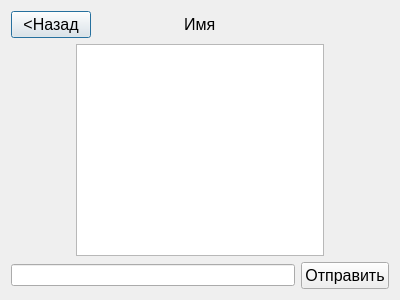
This is client/chatwindow.ui in SuzdalevAndrey/Qt-chat-C_plus_plus as Qt 5 draws it before an edit. The edited form follows.
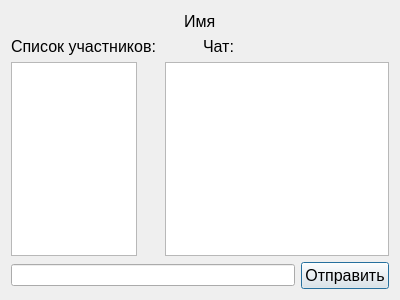
This is the edited form.

```diff
--- a/client/chatwindow.ui
+++ b/client/chatwindow.ui
@@ -16,18 +16,6 @@
   <layout class="QGridLayout" name="gridLayout">
    <item row="0" column="0">
     <layout class="QHBoxLayout" name="horizontalLayout_3">
-     <item>
-      <widget class="QPushButton" name="BackPushButton">
-       <property name="font">
-        <font>
-         <pointsize>12</pointsize>
-        </font>
-       </property>
-       <property name="text">
-        <string>&lt;Назад</string>
-       </property>
-      </widget>
-     </item>
      <item>
       <spacer name="horizontalSpacer">
        <property name="orientation">
@@ -53,19 +41,6 @@
        </property>
       </widget>
      </item>
-     <item>
-      <spacer name="horizontalSpacer_3">
-       <property name="orientation">
-        <enum>Qt::Horizontal</enum>
-       </property>
-       <property name="sizeHint" stdset="0">
-        <size>
-         <width>40</width>
-         <height>20</height>
-        </size>
-       </property>
-      </spacer>
-     </item>
      <item>
       <spacer name="horizontalSpacer_2">
        <property name="orientation">
@@ -82,33 +57,35 @@
     </layout>
    </item>
    <item row="1" column="0">
+    <layout class="QHBoxLayout" name="horizontalLayout_5">
+     <item>
+      <widget class="QLabel" name="label_2">
+       <property name="font">
+        <font>
+         <pointsize>12</pointsize>
+        </font>
+       </property>
+       <property name="text">
+        <string>Список участников:</string>
+       </property>
+      </widget>
+     </item>
+     <item>
+      <widget class="QLabel" name="label">
+       <property name="font">
+        <font>
+         <pointsize>12</pointsize>
+        </font>
+       </property>
+       <property name="text">
+        <string>Чат:</string>
+       </property>
+      </widget>
+     </item>
+    </layout>
+   </item>
+   <item row="2" column="0">
     <layout class="QHBoxLayout" name="horizontalLayout_4">
-     <item>
-      <spacer name="horizontalSpacer_4">
-       <property name="orientation">
-        <enum>Qt::Horizontal</enum>
-       </property>
-       <property name="sizeHint" stdset="0">
-        <size>
-         <width>40</width>
-         <height>20</height>
-        </size>
-       </property>
-      </spacer>
-     </item>
-     <item>
-      <spacer name="horizontalSpacer_6">
-       <property name="orientation">
-        <enum>Qt::Horizontal</enum>
-       </property>
-       <property name="sizeHint" stdset="0">
-        <size>
-         <width>40</width>
-         <height>20</height>
-        </size>
-       </property>
-      </spacer>
-     </item>
      <item>
       <widget class="QTextBrowser" name="ChatTextBrowser">
        <property name="font">
@@ -119,7 +96,22 @@
       </widget>
      </item>
      <item>
-      <spacer name="horizontalSpacer_7">
+      <layout class="QHBoxLayout" name="horizontalLayout">
+       <item>
+        <spacer name="horizontalSpacer_3">
+         <property name="orientation">
+          <enum>Qt::Horizontal</enum>
+         </property>
+         <property name="sizeHint" stdset="0">
+          <size>
+           <width>40</width>
+           <height>20</height>
+          </size>
+         </property>
+        </spacer>
+       </item>
+       <item>
+        <spacer name="horizontalSpacer_4">
        <property name="orientation">
         <enum>Qt::Horizontal</enum>
        </property>
@@ -144,9 +136,14 @@
        </property>
       </spacer>
      </item>
-    </layout>
-   </item>
-   <item row="2" column="0">
+       <item>
+        <widget class="QListView" name="listView"/>
+       </item>
+      </layout>
+     </item>
+    </layout>
+   </item>
+   <item row="3" column="0">
     <layout class="QHBoxLayout" name="horizontalLayout_2">
      <item>
       <widget class="QLineEdit" name="MessageLineEdit"/>
```
Lines whose indentation alone changed are shown as unchanged.
